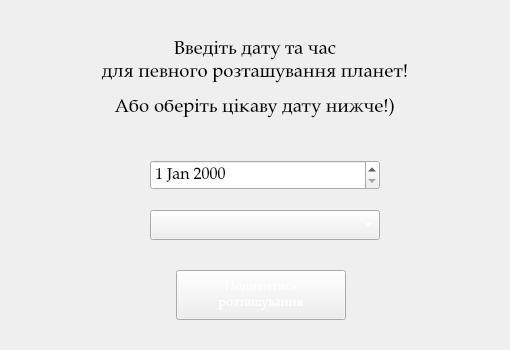
Old version of the form Syzygy/setdateform.ui in the repository maxpe3447/SyZyGy.
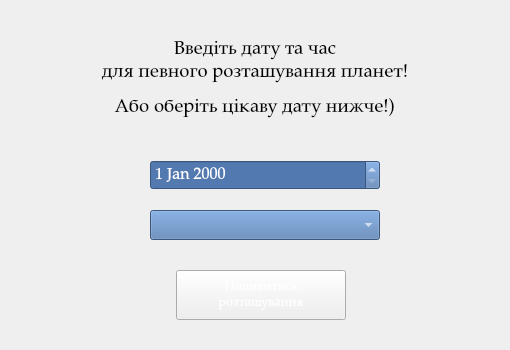
New version of the form. Icons and pictures are not drawn.

Patch:
```diff
--- a/Syzygy/setdateform.ui
+++ b/Syzygy/setdateform.ui
@@ -87,6 +87,10 @@
       <pointsize>12</pointsize>
      </font>
     </property>
+    <property name="styleSheet">
+     <string notr="true">background-color: rgb(83, 122, 176);
+color: rgb(255, 255, 255)</string>
+    </property>
    </widget>
    <widget class="QComboBox" name="DateList">
     <property name="geometry">
@@ -98,7 +102,7 @@
      </rect>
     </property>
     <property name="styleSheet">
-     <string notr="true">backcolor: darkgray;
+     <string notr="true">background-color: rgb(83, 122, 176);
 color: rgb(255, 255, 255)</string>
     </property>
    </widget>
```
